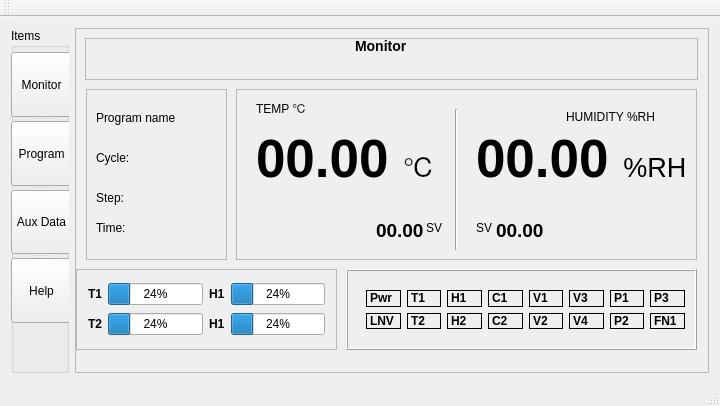
The window that controlPC/GUIPrototype/mainwindow.ui (simachewh/climateChamber) describes before a commit, drawn with Qt 5.
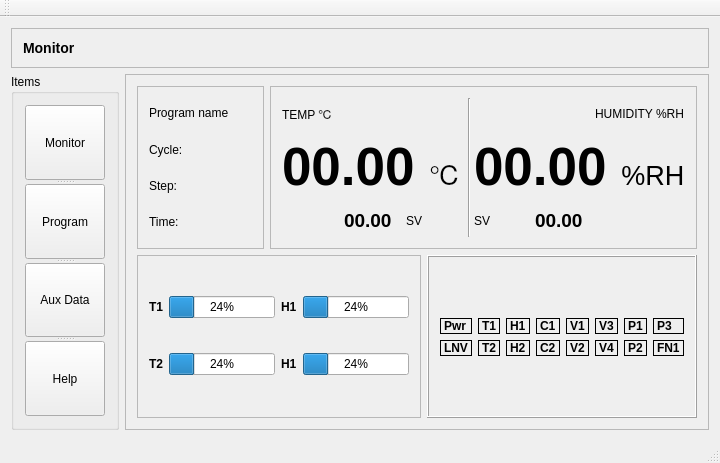
The same window after the commit.

Commit message: layouts added? looks like use of git is confusing me

Diff of the .ui file:
```diff
--- a/controlPC/GUIPrototype/mainwindow.ui
+++ b/controlPC/GUIPrototype/mainwindow.ui
@@ -7,7 +7,7 @@
     <x>0</x>
     <y>0</y>
     <width>720</width>
-    <height>406</height>
+    <height>463</height>
    </rect>
   </property>
   <property name="minimumSize">
@@ -26,23 +26,34 @@
      <height>0</height>
     </size>
    </property>
-   <layout class="QHBoxLayout" name="horizontalLayout_2">
-    <item>
-     <layout class="QHBoxLayout" name="horizontalLayout">
-      <item>
-       <widget class="QGroupBox" name="navGroupBox">
-        <property name="title">
-         <string>Items</string>
-        </property>
+   <layout class="QGridLayout" name="gridLayout_6">
+    <item row="0" column="0" colspan="2">
+     <widget class="QFrame" name="titleFrame">
+      <property name="frameShape">
+       <enum>QFrame::StyledPanel</enum>
+      </property>
+      <property name="frameShadow">
+       <enum>QFrame::Raised</enum>
+      </property>
+      <layout class="QGridLayout" name="gridLayout_4">
+       <item row="0" column="0">
+        <widget class="QLabel" name="titleLabel">
+         <property name="text">
+          <string>&lt;h3&gt;Monitor&lt;/h3&gt;</string>
+         </property>
+        </widget>
+       </item>
+      </layout>
+     </widget>
+    </item>
+    <item row="1" column="0">
+     <widget class="QGroupBox" name="navGroupBox">
+      <property name="title">
+       <string>Items</string>
+      </property>
+      <layout class="QGridLayout" name="gridLayout_5">
+       <item row="0" column="0">
         <widget class="QSplitter" name="splitter">
-         <property name="geometry">
-          <rect>
-           <x>0</x>
-           <y>24</y>
-           <width>61</width>
-           <height>271</height>
-          </rect>
-         </property>
          <property name="orientation">
           <enum>Qt::Vertical</enum>
          </property>
@@ -67,388 +78,30 @@
           </property>
          </widget>
         </widget>
-       </widget>
-      </item>
-      <item>
-       <widget class="QStackedWidget" name="stackedWidget">
-        <property name="frameShape">
-         <enum>QFrame::StyledPanel</enum>
-        </property>
-        <property name="frameShadow">
-         <enum>QFrame::Raised</enum>
-        </property>
-        <property name="lineWidth">
-         <number>1</number>
-        </property>
-        <widget class="QWidget" name="monitorPage">
-         <widget class="QFrame" name="titleFrame">
-          <property name="geometry">
-           <rect>
-            <x>9</x>
-            <y>9</y>
-            <width>613</width>
-            <height>42</height>
-           </rect>
-          </property>
-          <property name="frameShape">
-           <enum>QFrame::StyledPanel</enum>
-          </property>
-          <property name="frameShadow">
-           <enum>QFrame::Raised</enum>
-          </property>
-          <widget class="QLabel" name="labelMonitor">
-           <property name="geometry">
-            <rect>
-             <x>270</x>
-             <y>0</y>
-             <width>71</width>
-             <height>16</height>
-            </rect>
-           </property>
-           <property name="text">
-            <string>&lt;h3&gt;Monitor&lt;/h3&gt;</string>
-           </property>
-          </widget>
-         </widget>
-         <widget class="QFrame" name="deviceFrame">
-          <property name="geometry">
-           <rect>
-            <x>270</x>
-            <y>240</y>
-            <width>351</width>
-            <height>81</height>
-           </rect>
-          </property>
-          <property name="frameShape">
-           <enum>QFrame::Box</enum>
-          </property>
-          <property name="frameShadow">
-           <enum>QFrame::Raised</enum>
-          </property>
-          <widget class="QWidget" name="">
-           <property name="geometry">
-            <rect>
-             <x>9</x>
-             <y>10</y>
-             <width>341</width>
-             <height>61</height>
-            </rect>
-           </property>
-           <layout class="QGridLayout" name="gridLayout_2">
-            <item row="0" column="0">
-             <widget class="QLabel" name="pwrLabel">
-              <property name="frameShape">
-               <enum>QFrame::Box</enum>
-              </property>
-              <property name="text">
-               <string>&lt;b&gt;Pwr&lt;/b&gt;</string>
-              </property>
-             </widget>
-            </item>
-            <item row="0" column="1">
-             <widget class="QLabel" name="t1Label">
-              <property name="frameShape">
-               <enum>QFrame::Box</enum>
-              </property>
-              <property name="text">
-               <string>&lt;b&gt;T1&lt;/b&gt;</string>
-              </property>
-             </widget>
-            </item>
-            <item row="0" column="2">
-             <widget class="QLabel" name="h1Label">
-              <property name="frameShape">
-               <enum>QFrame::Box</enum>
-              </property>
-              <property name="text">
-               <string>&lt;b&gt;H1&lt;/b&gt;</string>
-              </property>
-             </widget>
-            </item>
-            <item row="0" column="3">
-             <widget class="QLabel" name="c1Label">
-              <property name="frameShape">
-               <enum>QFrame::Box</enum>
-              </property>
-              <property name="text">
-               <string>&lt;b&gt;C1&lt;/b&gt;</string>
-              </property>
-             </widget>
-            </item>
-            <item row="0" column="4">
-             <widget class="QLabel" name="v1Label">
-              <property name="frameShape">
-               <enum>QFrame::Box</enum>
-              </property>
-              <property name="text">
-               <string>&lt;b&gt;V1&lt;/b&gt;</string>
-              </property>
-             </widget>
-            </item>
-            <item row="0" column="5">
-             <widget class="QLabel" name="v3Label">
-              <property name="frameShape">
-               <enum>QFrame::Box</enum>
-              </property>
-              <property name="text">
-               <string>&lt;b&gt;V3&lt;/b&gt;</string>
-              </property>
-             </widget>
-            </item>
-            <item row="0" column="6">
-             <widget class="QLabel" name="v4Label_2">
-              <property name="frameShape">
-               <enum>QFrame::Box</enum>
-              </property>
-              <property name="text">
-               <string>&lt;b&gt;P1&lt;/b&gt;</string>
-              </property>
-             </widget>
-            </item>
-            <item row="0" column="7">
-             <widget class="QLabel" name="v4Label_4">
-              <property name="frameShape">
-               <enum>QFrame::Box</enum>
-              </property>
-              <property name="text">
-               <string>&lt;b&gt;P3&lt;/b&gt;</string>
-              </property>
-             </widget>
-            </item>
-            <item row="1" column="0">
-             <widget class="QLabel" name="lnvLabel">
-              <property name="frameShape">
-               <enum>QFrame::Box</enum>
-              </property>
-              <property name="text">
-               <string>&lt;b&gt;LNV&lt;/b&gt;</string>
-              </property>
-             </widget>
-            </item>
-            <item row="1" column="1">
-             <widget class="QLabel" name="t2Label">
-              <property name="frameShape">
-               <enum>QFrame::Box</enum>
-              </property>
-              <property name="text">
-               <string>&lt;b&gt;T2&lt;/b&gt;</string>
-              </property>
-             </widget>
-            </item>
-            <item row="1" column="2">
-             <widget class="QLabel" name="h2Label">
-              <property name="frameShape">
-               <enum>QFrame::Box</enum>
-              </property>
-              <property name="text">
-               <string>&lt;b&gt;H2&lt;/b&gt;</string>
-              </property>
-             </widget>
-            </item>
-            <item row="1" column="3">
-             <widget class="QLabel" name="c2Label">
-              <property name="frameShape">
-               <enum>QFrame::Box</enum>
-              </property>
-              <property name="text">
-               <string>&lt;b&gt;C2&lt;/b&gt;</string>
-              </property>
-             </widget>
-            </item>
-            <item row="1" column="4">
-             <widget class="QLabel" name="v2Label">
-              <property name="frameShape">
-               <enum>QFrame::Box</enum>
-              </property>
-              <property name="text">
-               <string>&lt;b&gt;V2&lt;/b&gt;</string>
-              </property>
-             </widget>
-            </item>
-            <item row="1" column="5">
-             <widget class="QLabel" name="v4Label">
-              <property name="frameShape">
-               <enum>QFrame::Box</enum>
-              </property>
-              <property name="text">
-               <string>&lt;b&gt;V4&lt;/b&gt;</string>
-              </property>
-             </widget>
-            </item>
-            <item row="1" column="6">
-             <widget class="QLabel" name="v4Label_3">
-              <property name="frameShape">
-               <enum>QFrame::Box</enum>
-              </property>
-              <property name="text">
-               <string>&lt;b&gt;P2&lt;/b&gt;</string>
-              </property>
-             </widget>
-            </item>
-            <item row="1" column="7">
-             <widget class="QLabel" name="v4Label_5">
-              <property name="frameShape">
-               <enum>QFrame::Box</enum>
-              </property>
-              <property name="text">
-               <string>&lt;b&gt;FN1&lt;/b&gt;</string>
-              </property>
-             </widget>
-            </item>
-           </layout>
-          </widget>
-         </widget>
-         <widget class="QFrame" name="stateFrame">
-          <property name="geometry">
-           <rect>
-            <x>160</x>
-            <y>60</y>
-            <width>461</width>
-            <height>171</height>
-           </rect>
-          </property>
-          <property name="frameShape">
-           <enum>QFrame::StyledPanel</enum>
-          </property>
-          <property name="frameShadow">
-           <enum>QFrame::Raised</enum>
-          </property>
-          <widget class="QLabel" name="labelTemp">
-           <property name="geometry">
-            <rect>
-             <x>20</x>
-             <y>10</y>
-             <width>67</width>
-             <height>17</height>
-            </rect>
-           </property>
-           <property name="text">
-            <string>&lt;p&gt;TEMP &amp;#8451;&lt;/p&gt;</string>
-           </property>
-          </widget>
-          <widget class="QLabel" name="labelHumid">
-           <property name="geometry">
-            <rect>
-             <x>330</x>
-             <y>20</y>
-             <width>121</width>
-             <height>17</height>
-            </rect>
-           </property>
-           <property name="text">
-            <string>&lt;p&gt;HUMIDITY %RH&lt;/p&gt;</string>
-           </property>
-          </widget>
-          <widget class="Line" name="lineSeparator">
-           <property name="geometry">
-            <rect>
-             <x>210</x>
-             <y>20</y>
-             <width>21</width>
-             <height>141</height>
-            </rect>
-           </property>
-           <property name="orientation">
-            <enum>Qt::Vertical</enum>
-           </property>
-          </widget>
-          <widget class="QLabel" name="tempRealValueLabel">
-           <property name="geometry">
-            <rect>
-             <x>20</x>
-             <y>40</y>
-             <width>181</width>
-             <height>61</height>
-            </rect>
-           </property>
-           <property name="font">
-            <font>
-             <pointsize>20</pointsize>
-            </font>
-           </property>
-           <property name="text">
-            <string>&lt;html&gt;&lt;head/&gt;&lt;body&gt;&lt;p&gt;&lt;span style=&quot; font-size:xx-large; font-weight:600;&quot;&gt;00.00 &lt;/span&gt;℃&lt;/p&gt;&lt;/body&gt;&lt;/html&gt;</string>
-           </property>
-          </widget>
-          <widget class="QLabel" name="humidRealValueLabel">
-           <property name="geometry">
-            <rect>
-             <x>240</x>
-             <y>40</y>
-             <width>211</width>
-             <height>61</height>
-            </rect>
-           </property>
-           <property name="font">
-            <font>
-             <pointsize>20</pointsize>
-            </font>
-           </property>
-           <property name="text">
-            <string>&lt;html&gt;&lt;head/&gt;&lt;body&gt;&lt;p&gt;&lt;span style=&quot; font-size:xx-large; font-weight:600;&quot;&gt;00.00 &lt;/span&gt;%RH&lt;/p&gt;&lt;/body&gt;&lt;/html&gt;</string>
-           </property>
-          </widget>
-          <widget class="QLabel" name="label">
-           <property name="geometry">
-            <rect>
-             <x>190</x>
-             <y>130</y>
-             <width>21</width>
-             <height>17</height>
-            </rect>
-           </property>
-           <property name="text">
-            <string>SV</string>
-           </property>
-          </widget>
-          <widget class="QLabel" name="label_2">
-           <property name="geometry">
-            <rect>
-             <x>240</x>
-             <y>130</y>
-             <width>21</width>
-             <height>17</height>
-            </rect>
-           </property>
-           <property name="text">
-            <string>SV</string>
-           </property>
-          </widget>
-          <widget class="QLabel" name="tempSetValueLabel">
-           <property name="geometry">
-            <rect>
-             <x>140</x>
-             <y>130</y>
-             <width>51</width>
-             <height>21</height>
-            </rect>
-           </property>
-           <property name="text">
-            <string>&lt;html&gt;&lt;head/&gt;&lt;body&gt;&lt;p&gt;&lt;span style=&quot; font-size:14pt; font-weight:600;&quot;&gt;00.00&lt;/span&gt;&lt;/p&gt;&lt;/body&gt;&lt;/html&gt;</string>
-           </property>
-          </widget>
-          <widget class="QLabel" name="humidSetValueLabel">
-           <property name="geometry">
-            <rect>
-             <x>260</x>
-             <y>130</y>
-             <width>51</width>
-             <height>21</height>
-            </rect>
-           </property>
-           <property name="text">
-            <string>&lt;html&gt;&lt;head/&gt;&lt;body&gt;&lt;p&gt;&lt;span style=&quot; font-size:14pt; font-weight:600;&quot;&gt;00.00&lt;/span&gt;&lt;/p&gt;&lt;/body&gt;&lt;/html&gt;</string>
-           </property>
-          </widget>
-         </widget>
+       </item>
+      </layout>
+     </widget>
+    </item>
+    <item row="1" column="1">
+     <widget class="QStackedWidget" name="stackedWidget">
+      <property name="frameShape">
+       <enum>QFrame::StyledPanel</enum>
+      </property>
+      <property name="frameShadow">
+       <enum>QFrame::Raised</enum>
+      </property>
+      <property name="lineWidth">
+       <number>1</number>
+      </property>
+      <widget class="QWidget" name="monitorPage">
+       <layout class="QGridLayout" name="gridLayout_7">
+        <item row="0" column="0">
          <widget class="QFrame" name="infoFrame">
-          <property name="geometry">
-           <rect>
-            <x>10</x>
-            <y>60</y>
-            <width>141</width>
-            <height>171</height>
-           </rect>
+          <property name="sizePolicy">
+           <sizepolicy hsizetype="Preferred" vsizetype="Expanding">
+            <horstretch>0</horstretch>
+            <verstretch>0</verstretch>
+           </sizepolicy>
           </property>
           <property name="frameShape">
            <enum>QFrame::StyledPanel</enum>
@@ -456,70 +109,133 @@
           <property name="frameShadow">
            <enum>QFrame::Raised</enum>
           </property>
-          <widget class="QLabel" name="progNameLabel">
-           <property name="geometry">
-            <rect>
-             <x>10</x>
-             <y>20</y>
-             <width>111</width>
-             <height>17</height>
-            </rect>
-           </property>
-           <property name="text">
-            <string>Program name</string>
-           </property>
-          </widget>
-          <widget class="QLabel" name="cycleLabel">
-           <property name="geometry">
-            <rect>
-             <x>10</x>
-             <y>60</y>
-             <width>111</width>
-             <height>17</height>
-            </rect>
-           </property>
-           <property name="text">
-            <string>Cycle: </string>
-           </property>
-          </widget>
-          <widget class="QLabel" name="stepLabel">
-           <property name="geometry">
-            <rect>
-             <x>10</x>
-             <y>100</y>
-             <width>101</width>
-             <height>17</height>
-            </rect>
-           </property>
-           <property name="text">
-            <string>Step: </string>
-           </property>
-          </widget>
-          <widget class="QLabel" name="timeLabel">
-           <property name="geometry">
-            <rect>
-             <x>10</x>
-             <y>130</y>
-             <width>101</width>
-             <height>17</height>
-            </rect>
-           </property>
-           <property name="text">
-            <string>Time: </string>
-           </property>
-          </widget>
+          <layout class="QVBoxLayout" name="verticalLayout">
+           <item>
+            <widget class="QLabel" name="progNameLabel">
+             <property name="text">
+              <string>Program name</string>
+             </property>
+            </widget>
+           </item>
+           <item>
+            <widget class="QLabel" name="cycleLabel">
+             <property name="text">
+              <string>Cycle: </string>
+             </property>
+            </widget>
+           </item>
+           <item>
+            <widget class="QLabel" name="stepLabel">
+             <property name="text">
+              <string>Step: </string>
+             </property>
+            </widget>
+           </item>
+           <item>
+            <widget class="QLabel" name="timeLabel">
+             <property name="text">
+              <string>Time: </string>
+             </property>
+            </widget>
+           </item>
+          </layout>
          </widget>
+        </item>
+        <item row="0" column="1" colspan="2">
+         <widget class="QFrame" name="stateFrame">
+          <property name="sizePolicy">
+           <sizepolicy hsizetype="Preferred" vsizetype="Expanding">
+            <horstretch>0</horstretch>
+            <verstretch>0</verstretch>
+           </sizepolicy>
+          </property>
+          <property name="frameShape">
+           <enum>QFrame::StyledPanel</enum>
+          </property>
+          <property name="frameShadow">
+           <enum>QFrame::Raised</enum>
+          </property>
+          <layout class="QGridLayout" name="gridLayout_3">
+           <item row="0" column="3" rowspan="3" colspan="2">
+            <widget class="Line" name="lineSeparator">
+             <property name="orientation">
+              <enum>Qt::Vertical</enum>
+             </property>
+            </widget>
+           </item>
+           <item row="1" column="4" colspan="3">
+            <widget class="QLabel" name="humidRealValueLabel">
+             <property name="font">
+              <font>
+               <pointsize>20</pointsize>
+              </font>
+             </property>
+             <property name="text">
+              <string>&lt;html&gt;&lt;head/&gt;&lt;body&gt;&lt;p&gt;&lt;span style=&quot; font-size:xx-large; font-weight:600;&quot;&gt;00.00 &lt;/span&gt;%RH&lt;/p&gt;&lt;/body&gt;&lt;/html&gt;</string>
+             </property>
+            </widget>
+           </item>
+           <item row="0" column="0">
+            <widget class="QLabel" name="labelTemp">
+             <property name="text">
+              <string>&lt;p&gt;TEMP &amp;#8451;&lt;/p&gt;</string>
+             </property>
+            </widget>
+           </item>
+           <item row="2" column="2">
+            <widget class="QLabel" name="label">
+             <property name="text">
+              <string>SV</string>
+             </property>
+            </widget>
+           </item>
+           <item row="0" column="6">
+            <widget class="QLabel" name="labelHumid">
+             <property name="text">
+              <string>&lt;p&gt;HUMIDITY %RH&lt;/p&gt;</string>
+             </property>
+            </widget>
+           </item>
+           <item row="2" column="5">
+            <widget class="QLabel" name="humidSetValueLabel">
+             <property name="text">
+              <string>&lt;html&gt;&lt;head/&gt;&lt;body&gt;&lt;p&gt;&lt;span style=&quot; font-size:14pt; font-weight:600;&quot;&gt;00.00&lt;/span&gt;&lt;/p&gt;&lt;/body&gt;&lt;/html&gt;</string>
+             </property>
+            </widget>
+           </item>
+           <item row="2" column="4">
+            <widget class="QLabel" name="label_2">
+             <property name="text">
+              <string>SV</string>
+             </property>
+            </widget>
+           </item>
+           <item row="2" column="1">
+            <widget class="QLabel" name="tempSetValueLabel">
+             <property name="text">
+              <string>&lt;html&gt;&lt;head/&gt;&lt;body&gt;&lt;p&gt;&lt;span style=&quot; font-size:14pt; font-weight:600;&quot;&gt;00.00&lt;/span&gt;&lt;/p&gt;&lt;/body&gt;&lt;/html&gt;</string>
+             </property>
+            </widget>
+           </item>
+           <item row="1" column="0" colspan="3">
+            <widget class="QLabel" name="tempRealValueLabel">
+             <property name="font">
+              <font>
+               <pointsize>20</pointsize>
+              </font>
+             </property>
+             <property name="text">
+              <string>&lt;html&gt;&lt;head/&gt;&lt;body&gt;&lt;p&gt;&lt;span style=&quot; font-size:xx-large; font-weight:600;&quot;&gt;00.00 &lt;/span&gt;℃&lt;/p&gt;&lt;/body&gt;&lt;/html&gt;</string>
+             </property>
+            </widget>
+           </item>
+          </layout>
+         </widget>
+        </item>
+        <item row="1" column="0" colspan="2">
          <widget class="QFrame" name="barsFrame">
-          <property name="geometry">
-           <rect>
-            <x>0</x>
-            <y>240</y>
-            <width>261</width>
-            <height>81</height>
-           </rect>
-          </property>
           <property name="sizePolicy">
-           <sizepolicy hsizetype="Fixed" vsizetype="Preferred">
+           <sizepolicy hsizetype="Minimum" vsizetype="Preferred">
             <horstretch>0</horstretch>
             <verstretch>0</verstretch>
            </sizepolicy>
@@ -589,55 +305,259 @@
            </item>
           </layout>
          </widget>
-        </widget>
-        <widget class="QWidget" name="programPage">
-         <widget class="QLabel" name="labelProgram">
-          <property name="geometry">
-           <rect>
-            <x>190</x>
-            <y>0</y>
-            <width>111</width>
-            <height>20</height>
-           </rect>
+        </item>
+        <item row="1" column="2">
+         <widget class="QFrame" name="deviceFrame">
+          <property name="sizePolicy">
+           <sizepolicy hsizetype="Preferred" vsizetype="Minimum">
+            <horstretch>0</horstretch>
+            <verstretch>0</verstretch>
+           </sizepolicy>
           </property>
-          <property name="text">
-           <string>&lt;h3&gt;program Set&lt;/h3&gt;</string>
+          <property name="frameShape">
+           <enum>QFrame::Box</enum>
           </property>
-         </widget>
-        </widget>
-        <widget class="QWidget" name="auxPage">
-         <widget class="QLabel" name="labelAux">
-          <property name="geometry">
-           <rect>
-            <x>210</x>
-            <y>0</y>
-            <width>67</width>
-            <height>17</height>
-           </rect>
+          <property name="frameShadow">
+           <enum>QFrame::Raised</enum>
           </property>
-          <property name="text">
-           <string>&lt;h3&gt;Aux Data&lt;/h3&gt;</string>
-          </property>
+          <layout class="QGridLayout" name="gridLayout_2">
+           <item row="2" column="2">
+            <widget class="QLabel" name="h2Label">
+             <property name="frameShape">
+              <enum>QFrame::Box</enum>
+             </property>
+             <property name="text">
+              <string>&lt;b&gt;H2&lt;/b&gt;</string>
+             </property>
+            </widget>
+           </item>
+           <item row="2" column="5">
+            <widget class="QLabel" name="v4Label">
+             <property name="frameShape">
+              <enum>QFrame::Box</enum>
+             </property>
+             <property name="text">
+              <string>&lt;b&gt;V4&lt;/b&gt;</string>
+             </property>
+            </widget>
+           </item>
+           <item row="1" column="2">
+            <widget class="QLabel" name="h1Label">
+             <property name="frameShape">
+              <enum>QFrame::Box</enum>
+             </property>
+             <property name="text">
+              <string>&lt;b&gt;H1&lt;/b&gt;</string>
+             </property>
+            </widget>
+           </item>
+           <item row="0" column="1">
+            <spacer name="verticalSpacer">
+             <property name="orientation">
+              <enum>Qt::Vertical</enum>
+             </property>
+             <property name="sizeHint" stdset="0">
+              <size>
+               <width>20</width>
+               <height>30</height>
+              </size>
+             </property>
+            </spacer>
+           </item>
+           <item row="1" column="7">
+            <widget class="QLabel" name="v4Label_4">
+             <property name="frameShape">
+              <enum>QFrame::Box</enum>
+             </property>
+             <property name="text">
+              <string>&lt;b&gt;P3&lt;/b&gt;</string>
+             </property>
+            </widget>
+           </item>
+           <item row="1" column="4">
+            <widget class="QLabel" name="v1Label">
+             <property name="frameShape">
+              <enum>QFrame::Box</enum>
+             </property>
+             <property name="text">
+              <string>&lt;b&gt;V1&lt;/b&gt;</string>
+             </property>
+            </widget>
+           </item>
+           <item row="1" column="6">
+            <widget class="QLabel" name="v4Label_2">
+             <property name="frameShape">
+              <enum>QFrame::Box</enum>
+             </property>
+             <property name="text">
+              <string>&lt;b&gt;P1&lt;/b&gt;</string>
+             </property>
+            </widget>
+           </item>
+           <item row="1" column="3">
+            <widget class="QLabel" name="c1Label">
+             <property name="frameShape">
+              <enum>QFrame::Box</enum>
+             </property>
+             <property name="text">
+              <string>&lt;b&gt;C1&lt;/b&gt;</string>
+             </property>
+            </widget>
+           </item>
+           <item row="2" column="3">
+            <widget class="QLabel" name="c2Label">
+             <property name="frameShape">
+              <enum>QFrame::Box</enum>
+             </property>
+             <property name="text">
+              <string>&lt;b&gt;C2&lt;/b&gt;</string>
+             </property>
+            </widget>
+           </item>
+           <item row="1" column="0">
+            <widget class="QLabel" name="pwrLabel">
+             <property name="frameShape">
+              <enum>QFrame::Box</enum>
+             </property>
+             <property name="text">
+              <string>&lt;b&gt;Pwr&lt;/b&gt;</string>
+             </property>
+            </widget>
+           </item>
+           <item row="2" column="6">
+            <widget class="QLabel" name="v4Label_3">
+             <property name="frameShape">
+              <enum>QFrame::Box</enum>
+             </property>
+             <property name="text">
+              <string>&lt;b&gt;P2&lt;/b&gt;</string>
+             </property>
+            </widget>
+           </item>
+           <item row="2" column="7">
+            <widget class="QLabel" name="v4Label_5">
+             <property name="frameShape">
+              <enum>QFrame::Box</enum>
+             </property>
+             <property name="text">
+              <string>&lt;b&gt;FN1&lt;/b&gt;</string>
+             </property>
+            </widget>
+           </item>
+           <item row="2" column="4">
+            <widget class="QLabel" name="v2Label">
+             <property name="frameShape">
+              <enum>QFrame::Box</enum>
+             </property>
+             <property name="text">
+              <string>&lt;b&gt;V2&lt;/b&gt;</string>
+             </property>
+            </widget>
+           </item>
+           <item row="1" column="5">
+            <widget class="QLabel" name="v3Label">
+             <property name="frameShape">
+              <enum>QFrame::Box</enum>
+             </property>
+             <property name="text">
+              <string>&lt;b&gt;V3&lt;/b&gt;</string>
+             </property>
+            </widget>
+           </item>
+           <item row="2" column="0">
+            <widget class="QLabel" name="lnvLabel">
+             <property name="frameShape">
+              <enum>QFrame::Box</enum>
+             </property>
+             <property name="text">
+              <string>&lt;b&gt;LNV&lt;/b&gt;</string>
+             </property>
+            </widget>
+           </item>
+           <item row="1" column="1">
+            <widget class="QLabel" name="t1Label">
+             <property name="frameShape">
+              <enum>QFrame::Box</enum>
+             </property>
+             <property name="text">
+              <string>&lt;b&gt;T1&lt;/b&gt;</string>
+             </property>
+            </widget>
+           </item>
+           <item row="2" column="1">
+            <widget class="QLabel" name="t2Label">
+             <property name="frameShape">
+              <enum>QFrame::Box</enum>
+             </property>
+             <property name="text">
+              <string>&lt;b&gt;T2&lt;/b&gt;</string>
+             </property>
+            </widget>
+           </item>
+           <item row="3" column="1" colspan="3">
+            <spacer name="verticalSpacer_2">
+             <property name="orientation">
+              <enum>Qt::Vertical</enum>
+             </property>
+             <property name="sizeHint" stdset="0">
+              <size>
+               <width>20</width>
+               <height>30</height>
+              </size>
+             </property>
+            </spacer>
+           </item>
+          </layout>
          </widget>
-        </widget>
-        <widget class="QWidget" name="helpPage">
-         <widget class="QLabel" name="labelHelp">
-          <property name="geometry">
-           <rect>
-            <x>240</x>
-            <y>0</y>
-            <width>41</width>
-            <height>21</height>
-           </rect>
-          </property>
-          <property name="text">
-           <string>&lt;h3&gt;Help&lt;/h3&gt;</string>
-          </property>
-         </widget>
-        </widget>
+        </item>
+       </layout>
+      </widget>
+      <widget class="QWidget" name="programPage">
+       <widget class="QLabel" name="labelProgram">
+        <property name="geometry">
+         <rect>
+          <x>190</x>
+          <y>0</y>
+          <width>111</width>
+          <height>20</height>
+         </rect>
+        </property>
+        <property name="text">
+         <string>&lt;h3&gt;program Set&lt;/h3&gt;</string>
+        </property>
        </widget>
-      </item>
-     </layout>
+      </widget>
+      <widget class="QWidget" name="auxPage">
+       <widget class="QLabel" name="labelAux">
+        <property name="geometry">
+         <rect>
+          <x>210</x>
+          <y>0</y>
+          <width>67</width>
+          <height>17</height>
+         </rect>
+        </property>
+        <property name="text">
+         <string>&lt;h3&gt;Aux Data&lt;/h3&gt;</string>
+        </property>
+       </widget>
+      </widget>
+      <widget class="QWidget" name="helpPage">
+       <widget class="QLabel" name="labelHelp">
+        <property name="geometry">
+         <rect>
+          <x>240</x>
+          <y>0</y>
+          <width>41</width>
+          <height>21</height>
+         </rect>
+        </property>
+        <property name="text">
+         <string>&lt;h3&gt;Help&lt;/h3&gt;</string>
+        </property>
+       </widget>
+      </widget>
+     </widget>
     </item>
    </layout>
    <zorder>stackedWidget</zorder>
```
Left out of the diff: 2 changed lines with no effect on the pictures. The commit also changes 24 other files.
